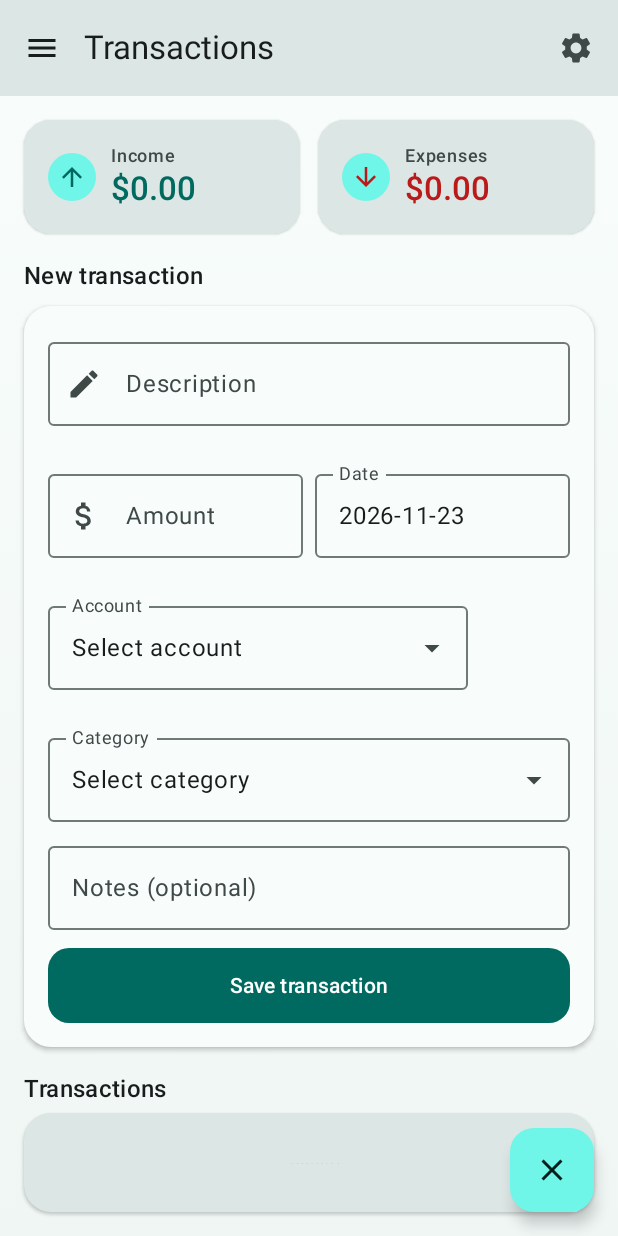
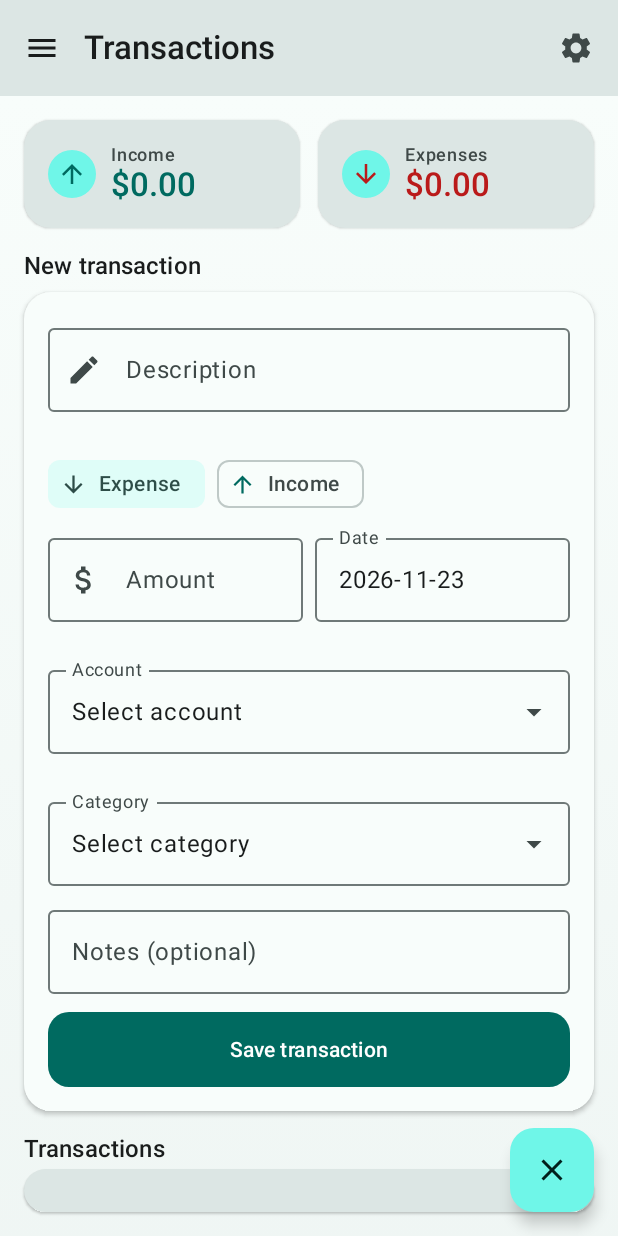
Before and after one commit to LoopyLuci/SpendingSaver, an Android app built with Jetpack Compose: the TransactionsScreen screen opened through its navigation route, after a tap on "Add transaction", on a phone screen of 412 x 824 dp. Run offline under Robolectric (Android 15) with nearby library versions, the phone set to English and light mode, and no system bars; our stand-ins replace Dagger/Hilt's generated code.

Commit message:
Android UI polish and data-safety fixes
- Theme: dark mode now uses dark-appropriate accent tones (was low-contrast
  light-mode colours); apply AppTypography and scale all text styles with line
  height; status bar matches the app bar.
- Dashboard: hero card fills its width; quick actions share width evenly.
- Transactions: Expense/Income chips decide the sign (plain amounts were
  being saved as income); account field full width; remove dead Filter button.
- Delete: rows had no working delete. Add a delete control with a
  confirmation dialog to transactions, accounts, categories and budgets.
- Budgets: guard against zero-amount budgets in the progress bar.
- Drop redundant drawer icon descriptions; remove no-op empty-state button.

Co-Authored-By: Claude Sonnet 5.5 <noreply@anthropic.com>

```diff
--- a/SpendingSaverAndroid/app/src/main/java/com/spendingsaver/MainActivity.kt
+++ b/SpendingSaverAndroid/app/src/main/java/com/spendingsaver/MainActivity.kt
@@ -96,7 +96,7 @@ fun AppNavHost(
                 NAV_ITEMS.forEach { item ->
                     NavigationDrawerItem(
                         label = { Text(item.title) },
-                        icon = { Icon(item.icon, contentDescription = item.title) },
+                        icon = { Icon(item.icon, contentDescription = null) },
                         selected = currentRoute == item.route,
                         onClick = {
                             navController.navigate(item.route) {
--- a/SpendingSaverAndroid/app/src/main/java/com/spendingsaver/ui/screens/AccountsScreen.kt
+++ b/SpendingSaverAndroid/app/src/main/java/com/spendingsaver/ui/screens/AccountsScreen.kt
@@ -164,7 +164,7 @@ fun AccountRow(account: Account, showBalance: Boolean, currency: String, onDelet
             subtitle = account.type.replaceFirstChar { it.uppercase() },
             trailing = if (showBalance) Format.money(account.balance, currency) else "••••",
             trailingColor = if (account.balance < 0) MaterialTheme.colorScheme.error else MaterialTheme.colorScheme.onSurface,
-            onClick = onDelete,
+            onDelete = onDelete,
             leadingIcon = {
                 Icon(
                     Icons.Default.AccountBalance,
--- a/SpendingSaverAndroid/app/src/main/java/com/spendingsaver/ui/screens/DashboardScreen.kt
+++ b/SpendingSaverAndroid/app/src/main/java/com/spendingsaver/ui/screens/DashboardScreen.kt
@@ -75,7 +75,7 @@ fun DashboardScreen(navController: NavHostController, viewModel: MainViewModel =
             subtitle = if (showBalance) {
                 "Income ${Format.money(income, currency)} · Saved ${Format.money(savings, currency)}"
             } else {
-                "Tap to reveal balances"
+                "Balances hidden · change in Settings"
             },
             accent = colorScheme.primary,
             onAccent = colorScheme.onPrimary,
@@ -248,17 +248,15 @@ private fun QuickActionRow(navController: NavHostController) {
         Triple("Budgets", Icons.Default.Savings, "budgets"),
         Triple("Accounts", Icons.Default.AccountBalance, "accounts"),
     )
-    Row(
-        Modifier.fillMaxWidth(),
-        horizontalArrangement = Arrangement.SpaceEvenly,
-    ) {
+    Row(Modifier.fillMaxWidth()) {
         actions.forEach { (label, icon, route) ->
             Column(
                 horizontalAlignment = Alignment.CenterHorizontally,
                 modifier = Modifier
+                    .weight(1f)
                     .clip(RoundedCornerShape(20.dp))
-                    .clickable { navController.navigate(route) }
-                    .padding(vertical = 8.dp, horizontal = 12.dp),
+                    .clickable(role = androidx.compose.ui.semantics.Role.Button) { navController.navigate(route) }
+                    .padding(vertical = 8.dp),
             ) {
                 Box(
                     Modifier
@@ -280,6 +278,8 @@ private fun QuickActionRow(navController: NavHostController) {
                     style = MaterialTheme.typography.labelMedium,
                     fontWeight = FontWeight.Medium,
                     color = MaterialTheme.colorScheme.onSurface,
+                    maxLines = 1,
+                    softWrap = false,
                 )
             }
         }
--- a/SpendingSaverAndroid/app/src/main/java/com/spendingsaver/ui/screens/TransactionsScreen.kt
+++ b/SpendingSaverAndroid/app/src/main/java/com/spendingsaver/ui/screens/TransactionsScreen.kt
@@ -38,6 +38,7 @@ fun TransactionsScreen(navController: NavHostController, viewModel: MainViewMode
     var date by remember { mutableStateOf(SimpleDateFormat("yyyy-MM-dd", Locale.US).format(Date())) }
     var dateError by remember { mutableStateOf(false) }
     var notes by remember { mutableStateOf("") }
+    var isExpense by remember { mutableStateOf(true) }
     var showForm by remember { mutableStateOf(false) }
     var accExpanded by remember { mutableStateOf(false) }
     var catExpanded by remember { mutableStateOf(false) }
@@ -116,6 +117,21 @@ fun TransactionsScreen(navController: NavHostController, viewModel: MainViewMode
                     )
                     Spacer(Modifier.height(8.dp))
                     Row(horizontalArrangement = Arrangement.spacedBy(8.dp)) {
+                        FilterChip(
+                            selected = isExpense,
+                            onClick = { isExpense = true },
+                            label = { Text("Expense") },
+                            leadingIcon = { Icon(Icons.Default.ArrowDownward, null, Modifier.size(18.dp)) },
+                        )
+                        FilterChip(
+                            selected = !isExpense,
+                            onClick = { isExpense = false },
+                            label = { Text("Income") },
+                            leadingIcon = { Icon(Icons.Default.ArrowUpward, null, Modifier.size(18.dp)) },
+                        )
+                    }
+                    Spacer(Modifier.height(4.dp))
+                    Row(horizontalArrangement = Arrangement.spacedBy(8.dp)) {
                         OutlinedTextField(
                             value = amount,
                             onValueChange = { amount = it; amountError = false },
@@ -146,9 +162,11 @@ fun TransactionsScreen(navController: NavHostController, viewModel: MainViewMode
                             readOnly = true,
                             label = { Text("Account") },
                             trailingIcon = { ExposedDropdownMenuDefaults.TrailingIcon(expanded = accExpanded) },
-                            modifier = Modifier.weight(1f).menuAnchor(),
+                            modifier = Modifier.fillMaxWidth().menuAnchor(),
                             isError = accountError,
-                            supportingText = { if (accountError) Text("Required") else null },
+                            supportingText = {
+                                if (accountError) Text(if (accounts.isEmpty()) "Add an account first" else "Required")
+                            },
                         )
                         ExposedDropdownMenu(expanded = accExpanded, onDismissRequest = { accExpanded = false }) {
                             accounts.forEach { account ->
@@ -158,7 +176,10 @@ fun TransactionsScreen(navController: NavHostController, viewModel: MainViewMode
                                 )
                             }
                             if (accounts.isEmpty()) {
-                                DropdownMenuItem(text = { Text("No accounts — add one first") }, onClick = { accExpanded = false })
+                                DropdownMenuItem(
+                                    text = { Text("No accounts yet — tap to create one") },
+                                    onClick = { accExpanded = false; navController.navigate("accounts") },
+                                )
                             }
                         }
                     }
@@ -201,10 +222,13 @@ fun TransactionsScreen(navController: NavHostController, viewModel: MainViewMode
                             accountError = selectedAccountId.isBlank()
                             dateError = date.isBlank()
                             if (descriptionError || amountError || accountError || dateError) return@PrimaryButton
-                            val amt = amount.toDoubleOrNull() ?: 0.0
+                            // Expenses are stored negative; the chip decides the sign, not the typing.
+                            val magnitude = kotlin.math.abs(amount.toDoubleOrNull() ?: 0.0)
+                            val amt = if (isExpense) -magnitude else magnitude
                             viewModel.addTransaction(accountId = selectedAccountId, amount = amt, description = description, date = date, categoryId = selectedCategoryId, notes = notes)
                             description = ""
                             amount = ""
+                            isExpense = true
                             selectedAccountId = ""
                             selectedCategoryId = null
                             notes = ""
@@ -218,11 +242,6 @@ fun TransactionsScreen(navController: NavHostController, viewModel: MainViewMode
 
             Row(verticalAlignment = Alignment.CenterVertically, modifier = Modifier.fillMaxWidth()) {
                 SectionHeader("Transactions", modifier = Modifier.weight(1f))
-                if (transactions.isNotEmpty()) {
-                    TextButton(onClick = { /* could add filter */ }) {
-                        Text("Filter", fontWeight = androidx.compose.ui.text.font.FontWeight.SemiBold)
-                    }
-                }
             }
             Spacer(Modifier.height(4.dp))
 
@@ -273,7 +292,7 @@ private fun TransactionRow(
             subtitle = "${category ?: "Uncategorized"} • ${Format.date(tx.date, dateFormat)}",
             trailing = if (showBalance) Format.money(tx.amount, currency) else "••••",
             trailingColor = if (tx.amount < 0) MaterialTheme.colorScheme.error else MaterialTheme.colorScheme.primary,
-            onClick = onDelete,
+            onDelete = onDelete,
             leadingIcon = {
                 Icon(
                     if (tx.amount < 0) Icons.Default.ShoppingCart else Icons.Default.AttachMoney,
--- a/SpendingSaverAndroid/app/src/main/java/com/spendingsaver/ui/theme/Theme.kt
+++ b/SpendingSaverAndroid/app/src/main/java/com/spendingsaver/ui/theme/Theme.kt
@@ -8,6 +8,7 @@ import androidx.compose.runtime.SideEffect
 import androidx.compose.runtime.compositionLocalOf
 import androidx.compose.ui.graphics.Brush
 import androidx.compose.ui.graphics.Color
+import androidx.compose.ui.graphics.lerp
 import androidx.compose.ui.graphics.toArgb
 import androidx.compose.ui.platform.LocalView
 import androidx.compose.ui.text.TextStyle
@@ -156,8 +157,27 @@ private val AppTypography = Typography(
 
 // --- Accent-tinted scheme builder -------------------------------------------
 
-private fun tintScheme(baseScheme: ColorScheme, accent: AccentPalette): ColorScheme {
-    val containerAlpha = 0.18f
+/**
+ * The accent palettes are tuned for light surfaces (dark primary, pale
+ * container). On a dark surface that gives low-contrast text and glaring
+ * containers, so dark mode uses the inverse tones: a lightened primary and a
+ * deepened container.
+ */
+private fun forDarkSurface(accent: AccentPalette): AccentPalette {
+    // Material 3 dark primaries sit at roughly the light scheme's container tone;
+    // pulling slightly toward the accent keeps it from looking neon.
+    val primary = lerp(accent.container, accent.primary, 0.3f)
+    return AccentPalette(
+        primary = primary,
+        onPrimary = lerp(accent.primary, Color.Black, 0.7f),
+        container = lerp(accent.primary, Color.Black, 0.45f),
+        onContainer = accent.container,
+    )
+}
+
+private fun tintScheme(baseScheme: ColorScheme, lightAccent: AccentPalette, darkTheme: Boolean): ColorScheme {
+    val accent = if (darkTheme) forDarkSurface(lightAccent) else lightAccent
+    val containerAlpha = if (darkTheme) 0.45f else 0.18f
     return baseScheme.copy(
         primary = accent.primary,
         onPrimary = accent.onPrimary,
@@ -190,23 +210,27 @@ fun SpendingSaverTheme(
 ) {
     val accent = ACCENTS[accentColor] ?: DefaultAccent
     val baseScheme = if (darkTheme) BaseDarkScheme else BaseLightScheme
-    val colorScheme = tintScheme(baseScheme, accent)
+    val colorScheme = tintScheme(baseScheme, accent, darkTheme)
 
-    val baseTypography = MaterialTheme.typography
-    val typography = baseTypography.copy(
-        bodyLarge = baseTypography.bodyLarge.copy(fontSize = baseTypography.bodyLarge.fontSize * textScale),
-        bodyMedium = baseTypography.bodyMedium.copy(fontSize = baseTypography.bodyMedium.fontSize * textScale),
-        bodySmall = baseTypography.bodySmall.copy(fontSize = baseTypography.bodySmall.fontSize * textScale),
-        titleLarge = baseTypography.titleLarge.copy(fontSize = baseTypography.titleLarge.fontSize * textScale),
-        titleMedium = baseTypography.titleMedium.copy(fontSize = baseTypography.titleMedium.fontSize * textScale),
-    )
+    // Scale every style (size and line height together, so larger text is not clipped).
+    fun TextStyle.scaled() = copy(fontSize = fontSize * textScale, lineHeight = lineHeight * textScale)
+    val typography = AppTypography.run {
+        copy(
+            displayLarge = displayLarge.scaled(), displayMedium = displayMedium.scaled(), displaySmall = displaySmall.scaled(),
+            headlineLarge = headlineLarge.scaled(), headlineMedium = headlineMedium.scaled(), headlineSmall = headlineSmall.scaled(),
+            titleLarge = titleLarge.scaled(), titleMedium = titleMedium.scaled(), titleSmall = titleSmall.scaled(),
+            bodyLarge = bodyLarge.scaled(), bodyMedium = bodyMedium.scaled(), bodySmall = bodySmall.scaled(),
+            labelLarge = labelLarge.scaled(), labelMedium = labelMedium.scaled(), labelSmall = labelSmall.scaled(),
+        )
+    }
 
     CompositionLocalProvider(LocalAccent provides accent) {
         val view = LocalView.current
         if (!view.isInEditMode) {
             SideEffect {
                 val window = (view.context as androidx.activity.ComponentActivity).window
-                window.statusBarColor = colorScheme.primary.toArgb()
+                // Match the top app bar so the status bar blends in instead of showing a coloured strip.
+                window.statusBarColor = colorScheme.surfaceVariant.toArgb()
                 WindowCompat.getInsetsController(window, view).isAppearanceLightStatusBars = !darkTheme
             }
         }
```
Also changed, not shown: SpendingSaverAndroid/app/src/main/java/com/spendingsaver/ui/components/AppComponents.kt (+38 -5 lines), SpendingSaverAndroid/app/src/main/java/com/spendingsaver/ui/screens/BudgetsScreen.kt (+5 -3 lines), SpendingSaverAndroid/app/src/main/java/com/spendingsaver/ui/screens/CategoriesScreen.kt (+11 -34 lines).
